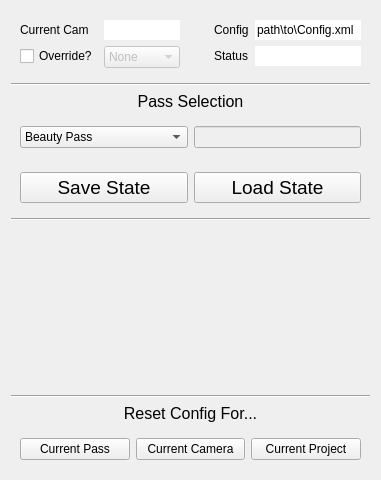
First picture: the form in radish_standalone.ui, repository stephensmitchell-forks/radish, before the edit.
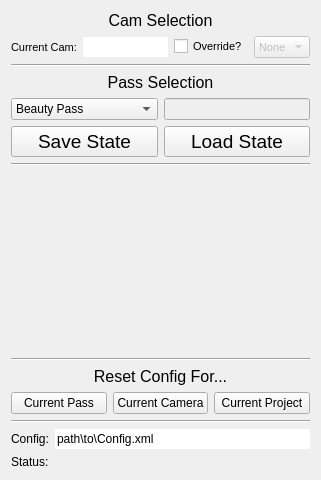
Second picture: the form after the edit.

Commit message:
Began setting up some RadishUI interactions.  Most buttons and menus are now functional, though they only print to the Max Listener.
Implemented the cam_change_handler() and callback from Avery's work.

Patch:
```diff
--- a/radish_standalone.ui
+++ b/radish_standalone.ui
@@ -6,7 +6,7 @@
    <rect>
     <x>0</x>
     <y>0</y>
-    <width>381</width>
+    <width>321</width>
     <height>480</height>
    </rect>
   </property>
@@ -27,17 +27,34 @@
   </property>
   <layout class="QVBoxLayout" name="verticalLayout">
    <item>
-    <widget class="QWidget" name="widget_5" native="true">
+    <widget class="QLabel" name="label_6">
+     <property name="font">
+      <font>
+       <pointsize>12</pointsize>
+      </font>
+     </property>
+     <property name="text">
+      <string>Cam Selection</string>
+     </property>
+     <property name="alignment">
+      <set>Qt::AlignCenter</set>
+     </property>
+    </widget>
+   </item>
+   <item>
+    <widget class="QWidget" name="widget_cam" native="true">
      <property name="sizePolicy">
-      <sizepolicy hsizetype="Expanding" vsizetype="Minimum">
+      <sizepolicy hsizetype="Preferred" vsizetype="Minimum">
        <horstretch>0</horstretch>
        <verstretch>0</verstretch>
       </sizepolicy>
      </property>
-     <layout class="QHBoxLayout" name="horizontalLayout_3">
-      <property name="spacing">
-       <number>6</number>
-      </property>
+     <property name="font">
+      <font>
+       <pointsize>8</pointsize>
+      </font>
+     </property>
+     <layout class="QHBoxLayout" name="horizontalLayout_6">
       <property name="leftMargin">
        <number>0</number>
       </property>
@@ -51,22 +68,34 @@
        <number>0</number>
       </property>
       <item>
-       <widget class="QWidget" name="widget" native="true">
+       <widget class="QWidget" name="widget_cam_auto" native="true">
         <property name="sizePolicy">
-         <sizepolicy hsizetype="Preferred" vsizetype="Minimum">
+         <sizepolicy hsizetype="Preferred" vsizetype="Preferred">
           <horstretch>0</horstretch>
           <verstretch>0</verstretch>
          </sizepolicy>
         </property>
-        <layout class="QFormLayout" name="formLayout">
-         <item row="0" column="0">
+        <layout class="QHBoxLayout" name="horizontalLayout_5">
+         <property name="leftMargin">
+          <number>0</number>
+         </property>
+         <property name="topMargin">
+          <number>0</number>
+         </property>
+         <property name="rightMargin">
+          <number>0</number>
+         </property>
+         <property name="bottomMargin">
+          <number>0</number>
+         </property>
+         <item>
           <widget class="QLabel" name="label">
            <property name="text">
-            <string>Current Cam</string>
+            <string>Current Cam:</string>
            </property>
           </widget>
          </item>
-         <item row="0" column="1">
+         <item>
           <widget class="QLineEdit" name="rd_cam_le">
            <property name="toolTip">
             <string>&lt;html&gt;&lt;p&gt;The current active viewport.&lt;/p&gt;&lt;/html&gt;</string>
@@ -79,7 +108,31 @@
            </property>
           </widget>
          </item>
-         <item row="1" column="0">
+        </layout>
+       </widget>
+      </item>
+      <item>
+       <widget class="QWidget" name="widget_cam_man" native="true">
+        <property name="sizePolicy">
+         <sizepolicy hsizetype="Preferred" vsizetype="Preferred">
+          <horstretch>0</horstretch>
+          <verstretch>0</verstretch>
+         </sizepolicy>
+        </property>
+        <layout class="QHBoxLayout" name="horizontalLayout_3">
+         <property name="leftMargin">
+          <number>0</number>
+         </property>
+         <property name="topMargin">
+          <number>0</number>
+         </property>
+         <property name="rightMargin">
+          <number>0</number>
+         </property>
+         <property name="bottomMargin">
+          <number>0</number>
+         </property>
+         <item>
           <widget class="QCheckBox" name="rd_cam_override_chk">
            <property name="toolTip">
             <string>&lt;html&gt;&lt;p&gt;Check this to manually choose which camera to Save or Load.&lt;/p&gt;&lt;/html&gt;</string>
@@ -89,11 +142,17 @@
            </property>
           </widget>
          </item>
-         <item row="1" column="1">
+         <item>
           <widget class="QComboBox" name="rd_cam_override_cb">
            <property name="enabled">
             <bool>false</bool>
            </property>
+           <property name="sizePolicy">
+            <sizepolicy hsizetype="Minimum" vsizetype="Fixed">
+             <horstretch>0</horstretch>
+             <verstretch>0</verstretch>
+            </sizepolicy>
+           </property>
            <property name="editable">
             <bool>false</bool>
            </property>
@@ -110,101 +169,6 @@
         </layout>
        </widget>
       </item>
-      <item>
-       <spacer name="horizontalSpacer">
-        <property name="orientation">
-         <enum>Qt::Horizontal</enum>
-        </property>
-        <property name="sizeHint" stdset="0">
-         <size>
-          <width>40</width>
-          <height>20</height>
-         </size>
-        </property>
-       </spacer>
-      </item>
-      <item>
-       <widget class="QWidget" name="widget_2" native="true">
-        <property name="sizePolicy">
-         <sizepolicy hsizetype="MinimumExpanding" vsizetype="Minimum">
-          <horstretch>0</horstretch>
-          <verstretch>0</verstretch>
-         </sizepolicy>
-        </property>
-        <layout class="QFormLayout" name="formLayout_2">
-         <item row="0" column="0">
-          <widget class="QLabel" name="label_2">
-           <property name="text">
-            <string>Config</string>
-           </property>
-          </widget>
-         </item>
-         <item row="1" column="0">
-          <widget class="QLabel" name="label_3">
-           <property name="text">
-            <string>Status</string>
-           </property>
-          </widget>
-         </item>
-         <item row="1" column="1">
-          <widget class="QLineEdit" name="rd_status_le">
-           <property name="sizePolicy">
-            <sizepolicy hsizetype="Preferred" vsizetype="Fixed">
-             <horstretch>0</horstretch>
-             <verstretch>0</verstretch>
-            </sizepolicy>
-           </property>
-           <property name="toolTip">
-            <string>&lt;html&gt;&lt;p&gt;How well the current scene matches the Config.&lt;/p&gt;&lt;/html&gt;</string>
-           </property>
-           <property name="frame">
-            <bool>false</bool>
-           </property>
-           <property name="readOnly">
-            <bool>true</bool>
-           </property>
-          </widget>
-         </item>
-         <item row="0" column="1">
-          <widget class="QLineEdit" name="rd_config_le">
-           <property name="enabled">
-            <bool>true</bool>
-           </property>
-           <property name="sizePolicy">
-            <sizepolicy hsizetype="Expanding" vsizetype="Fixed">
-             <horstretch>0</horstretch>
-             <verstretch>0</verstretch>
-            </sizepolicy>
-           </property>
-           <property name="minimumSize">
-            <size>
-             <width>0</width>
-             <height>0</height>
-            </size>
-           </property>
-           <property name="toolTip">
-            <string>&lt;html&gt;&lt;p&gt;The config file currently used.  If this is the first time using Radish on this project, this file will not be written to disk until you Save a scene state.&lt;/p&gt;&lt;/html&gt;</string>
-           </property>
-           <property name="autoFillBackground">
-            <bool>false</bool>
-           </property>
-           <property name="text">
-            <string>path\to\Config.xml</string>
-           </property>
-           <property name="frame">
-            <bool>false</bool>
-           </property>
-           <property name="alignment">
-            <set>Qt::AlignLeading|Qt::AlignLeft|Qt::AlignVCenter</set>
-           </property>
-           <property name="readOnly">
-            <bool>true</bool>
-           </property>
-          </widget>
-         </item>
-        </layout>
-       </widget>
-      </item>
      </layout>
     </widget>
    </item>
@@ -239,6 +203,18 @@
    <item>
     <widget class="QWidget" name="widget_4" native="true">
      <layout class="QHBoxLayout" name="horizontalLayout_2">
+      <property name="leftMargin">
+       <number>0</number>
+      </property>
+      <property name="topMargin">
+       <number>0</number>
+      </property>
+      <property name="rightMargin">
+       <number>0</number>
+      </property>
+      <property name="bottomMargin">
+       <number>0</number>
+      </property>
       <item>
        <widget class="QComboBox" name="rd_selpass_cb">
         <property name="sizePolicy">
@@ -292,6 +268,18 @@
    <item>
     <widget class="QWidget" name="widget_3" native="true">
      <layout class="QHBoxLayout" name="horizontalLayout">
+      <property name="leftMargin">
+       <number>0</number>
+      </property>
+      <property name="topMargin">
+       <number>0</number>
+      </property>
+      <property name="rightMargin">
+       <number>0</number>
+      </property>
+      <property name="bottomMargin">
+       <number>0</number>
+      </property>
       <item>
        <widget class="QPushButton" name="rd_save_btn">
         <property name="font">
@@ -376,6 +364,18 @@
    <item>
     <widget class="QWidget" name="widget_6" native="true">
      <layout class="QHBoxLayout" name="horizontalLayout_4">
+      <property name="leftMargin">
+       <number>0</number>
+      </property>
+      <property name="topMargin">
+       <number>0</number>
+      </property>
+      <property name="rightMargin">
+       <number>0</number>
+      </property>
+      <property name="bottomMargin">
+       <number>0</number>
+      </property>
       <item>
        <widget class="QPushButton" name="rd_clear_pass_btn">
         <property name="toolTip">
@@ -409,6 +409,95 @@
      </layout>
     </widget>
    </item>
+   <item>
+    <widget class="Line" name="line_4">
+     <property name="orientation">
+      <enum>Qt::Horizontal</enum>
+     </property>
+    </widget>
+   </item>
+   <item>
+    <widget class="QWidget" name="widget_info" native="true">
+     <property name="sizePolicy">
+      <sizepolicy hsizetype="MinimumExpanding" vsizetype="Minimum">
+       <horstretch>0</horstretch>
+       <verstretch>0</verstretch>
+      </sizepolicy>
+     </property>
+     <layout class="QFormLayout" name="formLayout_2">
+      <property name="leftMargin">
+       <number>0</number>
+      </property>
+      <property name="topMargin">
+       <number>0</number>
+      </property>
+      <property name="rightMargin">
+       <number>0</number>
+      </property>
+      <property name="bottomMargin">
+       <number>0</number>
+      </property>
+      <item row="0" column="0">
+       <widget class="QLabel" name="label_2">
+        <property name="text">
+         <string>Config:</string>
+        </property>
+       </widget>
+      </item>
+      <item row="1" column="0">
+       <widget class="QLabel" name="label_3">
+        <property name="text">
+         <string>Status:</string>
+        </property>
+       </widget>
+      </item>
+      <item row="0" column="1">
+       <widget class="QLineEdit" name="rd_config_le">
+        <property name="enabled">
+         <bool>true</bool>
+        </property>
+        <property name="sizePolicy">
+         <sizepolicy hsizetype="Expanding" vsizetype="Fixed">
+          <horstretch>0</horstretch>
+          <verstretch>0</verstretch>
+         </sizepolicy>
+        </property>
+        <property name="minimumSize">
+         <size>
+          <width>0</width>
+          <height>0</height>
+         </size>
+        </property>
+        <property name="toolTip">
+         <string>&lt;html&gt;&lt;p&gt;The config file currently used.  If this is the first time using Radish on this project, this file will not be written to disk until you Save a scene state.&lt;/p&gt;&lt;/html&gt;</string>
+        </property>
+        <property name="autoFillBackground">
+         <bool>false</bool>
+        </property>
+        <property name="text">
+         <string>path\to\Config.xml</string>
+        </property>
+        <property name="frame">
+         <bool>false</bool>
+        </property>
+        <property name="alignment">
+         <set>Qt::AlignLeading|Qt::AlignLeft|Qt::AlignVCenter</set>
+        </property>
+        <property name="readOnly">
+         <bool>true</bool>
+        </property>
+       </widget>
+      </item>
+      <item row="1" column="1">
+       <widget class="QLabel" name="rd_status_label">
+        <property name="text">
+         <string/>
+        </property>
+       </widget>
+      </item>
+     </layout>
+    </widget>
+   </item>
   </layout>
  </widget>
  <resources/>
```
Left out of the diff: 6 changed lines with no effect on the pictures. The commit also changes 1 other file.
